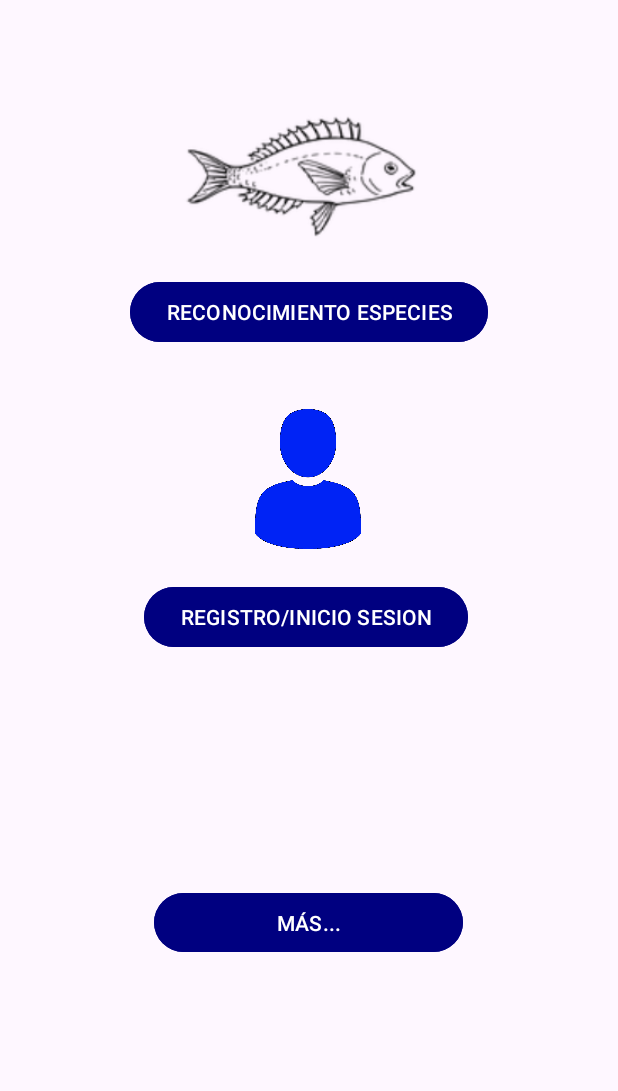
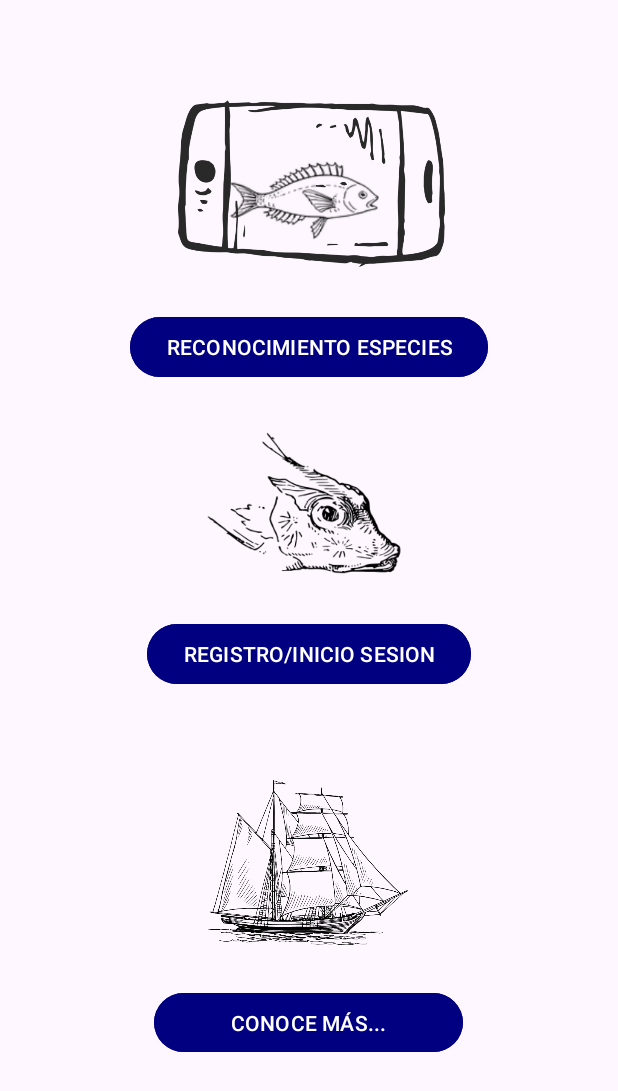
Before and after one commit to AtogmatomaProgramming/OdonScan, an Android app built with Jetpack Compose: the SecondActivity screen opened directly, with no data from a screen before it, on a phone screen of 412 x 824 dp. Shown: the top 1091 px of the screen. Run offline under Robolectric (Android 15) with nearby library versions, the phone set to English and light mode, and no system bars.

Commit message:
work_24_11_28

```diff
--- a/app/src/main/res/layout/activity_second.xml
+++ b/app/src/main/res/layout/activity_second.xml
@@ -9,26 +9,51 @@
 
     <ImageView
         android:id="@+id/peje_acceso"
-        android:layout_width="217dp"
-        android:layout_height="101dp"
+        android:layout_width="155dp"
+        android:layout_height="66dp"
         app:layout_constraintBottom_toBottomOf="parent"
         app:layout_constraintEnd_toEndOf="parent"
         app:layout_constraintStart_toStartOf="parent"
         app:layout_constraintTop_toTopOf="parent"
-        app:layout_constraintVertical_bias="0.096"
+        app:layout_constraintVertical_bias="0.135"
         app:srcCompat="@drawable/logo_aes_fish_fish" />
 
     <ImageView
         android:id="@+id/user"
-        android:layout_width="180dp"
-        android:layout_height="93dp"
+        android:layout_width="222dp"
+        android:layout_height="137dp"
         app:layout_constraintBottom_toBottomOf="parent"
         app:layout_constraintEnd_toEndOf="parent"
         app:layout_constraintHorizontal_bias="0.497"
         app:layout_constraintStart_toStartOf="parent"
         app:layout_constraintTop_toTopOf="parent"
-        app:layout_constraintVertical_bias="0.373"
-        app:srcCompat="@drawable/usuario" />
+        app:layout_constraintVertical_bias="0.398"
+        app:srcCompat="@drawable/logo_log" />
+
+    <ImageView
+        android:id="@+id/more_image"
+        android:layout_width="204dp"
+        android:layout_height="110dp"
+        app:layout_constraintBottom_toBottomOf="parent"
+        app:layout_constraintEnd_toEndOf="parent"
+        app:layout_constraintHorizontal_bias="0.497"
+        app:layout_constraintStart_toStartOf="parent"
+        app:layout_constraintTop_toTopOf="parent"
+        app:layout_constraintVertical_bias="0.728"
+        app:srcCompat="@drawable/logo_barco" />
+
+    <ImageView
+        android:id="@+id/phone_logo"
+        android:layout_width="287dp"
+        android:layout_height="182dp"
+        android:rotation="90"
+        app:layout_constraintBottom_toBottomOf="parent"
+        app:layout_constraintEnd_toEndOf="parent"
+        app:layout_constraintHorizontal_bias="0.496"
+        app:layout_constraintStart_toStartOf="parent"
+        app:layout_constraintTop_toTopOf="parent"
+        app:layout_constraintVertical_bias="0.049"
+        app:srcCompat="@drawable/logo_phone" />
 
     <Button
         android:id="@+id/reconocimiento"
@@ -41,7 +66,7 @@
         app:layout_constraintEnd_toEndOf="parent"
         app:layout_constraintStart_toStartOf="parent"
         app:layout_constraintTop_toTopOf="parent"
-        app:layout_constraintVertical_bias="0.237" />
+        app:layout_constraintVertical_bias="0.267" />
 
     <Button
         android:id="@+id/inicio_sesion"
@@ -52,10 +77,9 @@
         android:textColor="@color/white"
         app:layout_constraintBottom_toBottomOf="parent"
         app:layout_constraintEnd_toEndOf="parent"
-        app:layout_constraintHorizontal_bias="0.489"
         app:layout_constraintStart_toStartOf="parent"
         app:layout_constraintTop_toTopOf="parent"
-        app:layout_constraintVertical_bias="0.499" />
+        app:layout_constraintVertical_bias="0.531" />
 
     <Button
         android:id="@+id/more"
@@ -69,6 +93,6 @@
         app:layout_constraintHorizontal_bias="0.497"
         app:layout_constraintStart_toStartOf="parent"
         app:layout_constraintTop_toTopOf="parent"
-        app:layout_constraintVertical_bias="0.761" />
+        app:layout_constraintVertical_bias="0.847" />
 
 </androidx.constraintlayout.widget.ConstraintLayout>
--- a/app/src/main/res/values/strings.xml
+++ b/app/src/main/res/values/strings.xml
@@ -2,7 +2,7 @@
     <string name="app_name">My Application</string>
     <string name="entry">ENTRAR</string>
     <string name="back">VOLVER</string>
-    <string name="more">MÁS...</string>
+    <string name="more">CONOCE MÁS...</string>
     <string name="animal_recognition">RECONOCIMIENTO ESPECIES</string>
     <string name="session">REGISTRO/INICIO SESION</string>
     <string name="warning">En desarrollo. No disponible en la versión actual.
```
Also changed, not shown: app/src/main/res/drawable/interrogante.png (added), app/src/main/res/drawable/logo_barco.png (added), app/src/main/res/drawable/logo_log.png (added), app/src/main/res/drawable/logo_phone.png (added).
